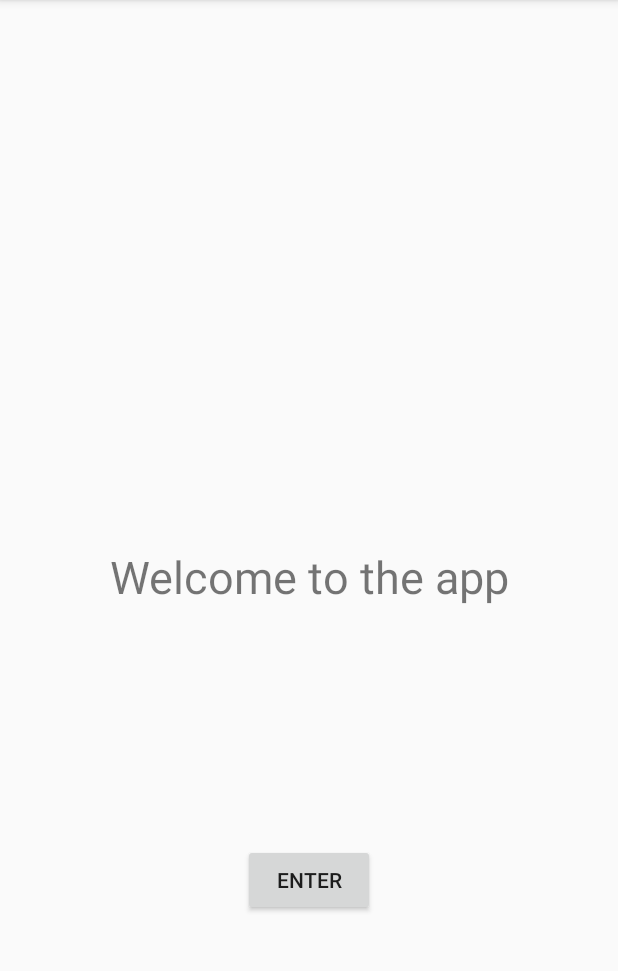
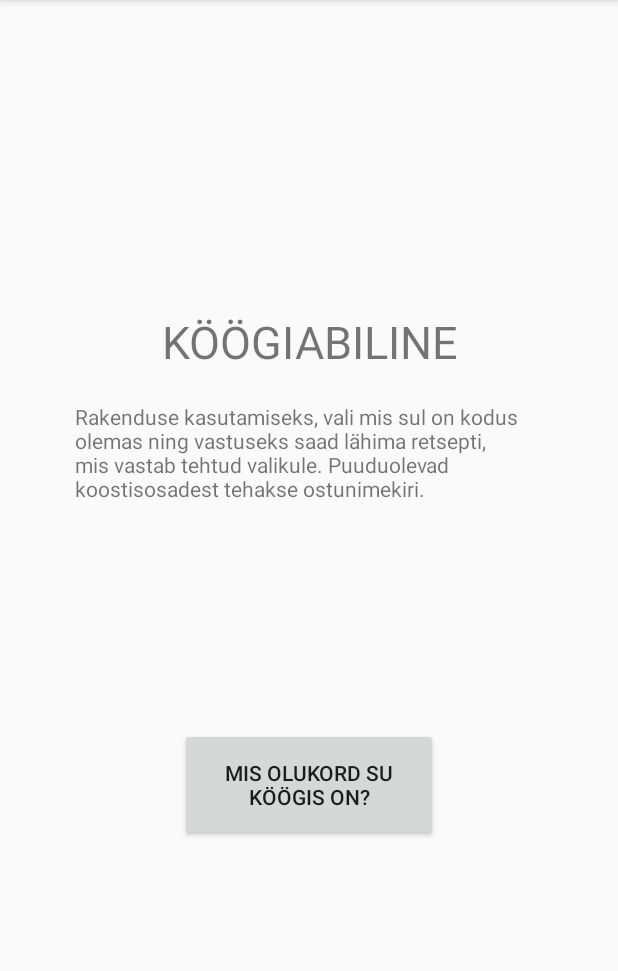
Before and after one commit to Samolberg/CookingApp, an Android app: the screen it shows after launch (MainActivity), on a phone screen of 412 x 824 dp, the part 84-1055 px from its top. Run offline under Robolectric (Android 15) with nearby library versions, the phone set to English and light mode, and no system bars.

Commit message:
Improved the landing page with text and a 'how to use' tutorial

```diff
--- a/app/src/main/assets/Recipe.json
+++ b/app/src/main/assets/Recipe.json
@@ -8,4 +8,9 @@
   "ingredients": ["liha", "kartul", "hapukapsas"],
   "image": "https://supervalu.ie/thumbnail/720x400/var/files/good-food-karma/recipe/slow-cooked-beef-mustar-mash-recipe.jpg",
   "tutorial": "Kõige paremini sobib sellise ahjuliha valmistamiseks kamaraga sea praetükk (seljatükk või kintsutükk). Lõika liha üsna suurteks, umbes 10 cm küljepikkusega tükkideks.\n\nMaitsesta liha soolaga, siis pruunista kuumal pannil väheses õlis ümberringi.\n\nTõsta pruunistatud lihatükid paksupõhjalisse ahjupotti (malmpott on selleks hea). Lisa kooritud, ent terved sibulad, mõned pipraterad. Kalla peale niipalju vett, et poti põhjas oleks vett ca 2 cm jagu.\n\nTõsta ahjupott 200-kraadisesse ahju ning hauta umbes tund aega, kuni liha pehme on (kontrolli liha pehmust noa või kahvliga).\n\nServeeri koos keedetud või ahjukartulitega, hautatud hapukapsa jm meelepäraste lisanditega. Leemeks sobib häst ahjupotti kogunenud praeleem."
+},{
+  "name": "Kana veiseliha täidisega",
+  "ingredients": ["liha", "kana", "kartul", "hapukapsas"],
+  "image": "https://stuffedcajun.com/wp-content/uploads/2013/07/Chicken2-1020x620.jpg",
+  "tutorial": "Kõige paremini sobib sellise ahjuliha valmistamiseks kamaraga sea praetükk (seljatükk või kintsutükk). Lõika liha üsna suurteks, umbes 10 cm küljepikkusega tükkideks.\n\nMaitsesta liha soolaga, siis pruunista kuumal pannil väheses õlis ümberringi.\n\nTõsta pruunistatud lihatükid paksupõhjalisse ahjupotti (malmpott on selleks hea). Lisa kooritud, ent terved sibulad, mõned pipraterad. Kalla peale niipalju vett, et poti põhjas oleks vett ca 2 cm jagu.\n\nTõsta ahjupott 200-kraadisesse ahju ning hauta umbes tund aega, kuni liha pehme on (kontrolli liha pehmust noa või kahvliga).\n\nServeeri koos keedetud või ahjukartulitega, hautatud hapukapsa jm meelepäraste lisanditega. Leemeks sobib häst ahjupotti kogunenud praeleem."
 }]
--- a/app/src/main/java/com/example/cookingapp/RecipieActivity.java
+++ b/app/src/main/java/com/example/cookingapp/RecipieActivity.java
@@ -67,10 +67,12 @@ public class RecipieActivity extends AppCompatActivity {
             // Otsi vaated
             ImageView recipeImage = findViewById(R.id.recipeImage);
             TextView recipeTutorial = findViewById(R.id.recipeTutorial);
+            TextView recipeName = findViewById(R.id.recipeName);
 
             //Vaadete täitmine
 
           //  Log.d("shoppinglist", missing);
+            recipeName.setText(retsept.getString("name"));
             recipeTutorial.setText(retsept.getString("tutorial"));
             Picasso.with(this).load(retsept.getString("image")).into(recipeImage);
         } catch (JSONException e) {
--- a/app/src/main/res/layout/activity_main.xml
+++ b/app/src/main/res/layout/activity_main.xml
@@ -1,31 +1,46 @@
 <?xml version="1.0" encoding="utf-8"?>
-<androidx.constraintlayout.widget.ConstraintLayout xmlns:android="http://schemas.android.com/apk/res/android"
+<LinearLayout xmlns:android="http://schemas.android.com/apk/res/android"
     xmlns:app="http://schemas.android.com/apk/res-auto"
     xmlns:tools="http://schemas.android.com/tools"
     android:layout_width="match_parent"
     android:layout_height="match_parent"
-    tools:context=".MainActivity">
+    tools:context=".MainActivity"
+    android:orientation="vertical"
+    android:gravity="center">
 
     <TextView
         android:id="@+id/textView"
-        android:layout_width="wrap_content"
+        android:layout_width="match_parent"
         android:layout_height="wrap_content"
-        android:text="Welcome to the app"
+        android:text="@string/greetings"
         android:textSize="30sp"
-        app:layout_constraintBottom_toBottomOf="parent"
-        app:layout_constraintLeft_toLeftOf="parent"
-        app:layout_constraintRight_toRightOf="parent"
-        app:layout_constraintTop_toTopOf="parent" />
+        android:layout_gravity="center"
+        android:gravity="center"
+        android:layout_marginBottom="20dp"
+        android:textAllCaps="true"
+        />
 
+    <TextView
+        android:id="@+id/textView2"
+        android:layout_width="match_parent"
+        android:layout_height="wrap_content"
+        android:text="@string/intro"
+        android:layout_marginLeft="50dp"
+        android:layout_marginRight="50dp"
+
+
+        android:textSize="14sp"
+         />
     <Button
         android:id="@+id/goToIngredients"
-        android:layout_width="wrap_content"
+        android:layout_width="match_parent"
         android:layout_height="wrap_content"
         android:onClick="toIngredients"
-        android:text="Enter"
-        app:layout_constraintBottom_toBottomOf="parent"
-        app:layout_constraintEnd_toEndOf="parent"
-        app:layout_constraintStart_toStartOf="parent"
-        app:layout_constraintTop_toBottomOf="@+id/textView" />
+        android:text="Mis olukord su köögis on?"
+        android:padding="20dp"
+        android:layout_marginLeft="120dp"
+        android:layout_marginRight="120dp"
+        android:layout_marginTop="150dp"
+        />
 
-</androidx.constraintlayout.widget.ConstraintLayout>
+</LinearLayout>
--- a/app/src/main/res/layout/activity_recipie.xml
+++ b/app/src/main/res/layout/activity_recipie.xml
@@ -19,6 +19,17 @@
 
         </ImageView>
 
+        <TextView
+            android:id="@+id/recipeName"
+            android:layout_width="match_parent"
+            android:layout_height="wrap_content"
+            android:padding="20dp"
+            android:textSize="25sp"
+            android:textStyle="bold"
+            android:textAllCaps="true"
+            android:text="@string/recipeName">
+
+        </TextView>
         <TextView
             android:id="@+id/recipeTutorial"
             android:layout_width="match_parent"
--- a/app/src/main/res/values/strings.xml
+++ b/app/src/main/res/values/strings.xml
@@ -18,4 +18,7 @@
     <string name="dividerThree">Piimatooted</string>
     <string name="koor">Koor</string>
     <string name="kapsas">Kapsas</string>
+    <string name="recipeName">filler</string>
+    <string name="greetings">Köögiabiline</string>
+    <string name="intro">Rakenduse kasutamiseks, vali mis sul on kodus olemas ning vastuseks saad lähima retsepti, mis vastab tehtud valikule. Puuduolevad koostisosadest tehakse ostunimekiri.</string>
 </resources>
```
